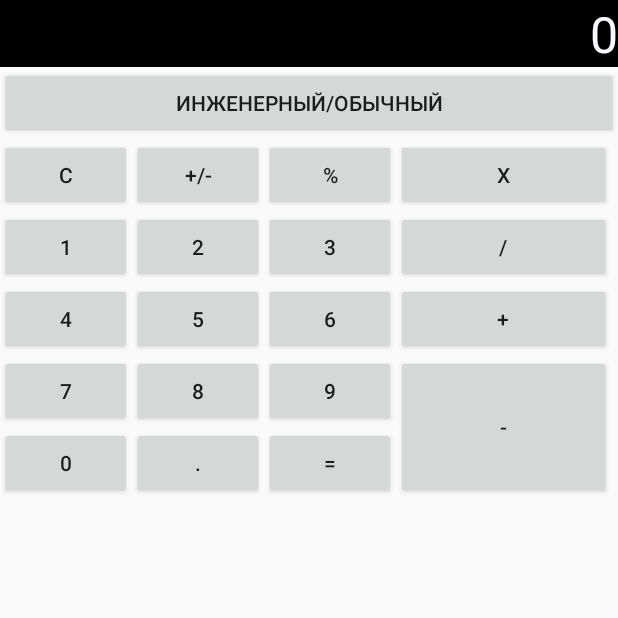
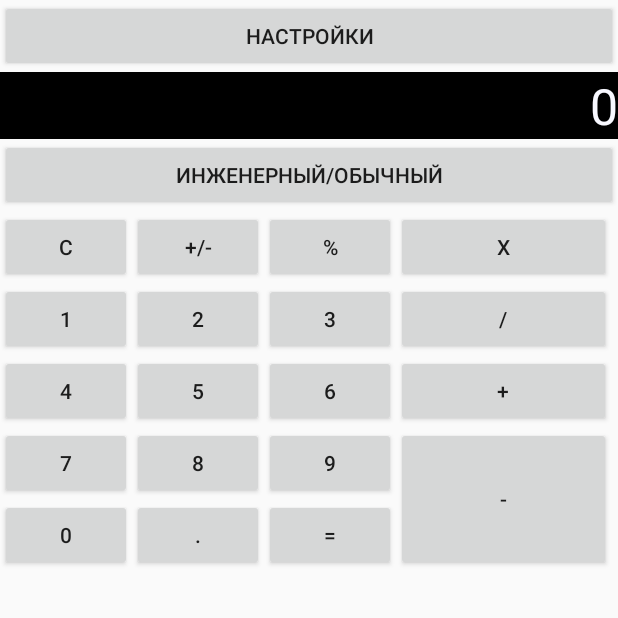
Before and after one commit to avshapovalov/3.2.2.Engineeringcalculator, an Android app: the screen it shows after launch (MainActivity), on a phone screen of 412 x 824 dp, the top half of it. Run offline under Robolectric (Android 15) with nearby library versions, the phone set to English and light mode, and no system bars.

Commit message:
Добавлена возможность установки фона

```diff
--- a/app/src/main/AndroidManifest.xml
+++ b/app/src/main/AndroidManifest.xml
@@ -16,6 +16,7 @@
                 <category android:name="android.intent.category.LAUNCHER" />
             </intent-filter>
         </activity>
+        <activity android:name=".OptionsActivity"/>
     </application>
 
 </manifest>
--- a/app/src/main/java/com/example/engineeringcalculator/MainActivity.java
+++ b/app/src/main/java/com/example/engineeringcalculator/MainActivity.java
@@ -1,6 +1,7 @@
 package com.example.engineeringcalculator;
 
 import android.app.Activity;
+import android.content.Intent;
 import android.content.res.Configuration;
 import android.os.Bundle;
 import android.view.View;
@@ -20,6 +21,7 @@ public class MainActivity extends Activity implements OnClickListener {
     FrameLayout simplCalk, engeneeringCalk;
     int operand1, operand2, flagAction;
     double result;
+    Button options;
 
 
     @Override
@@ -55,7 +57,9 @@ public class MainActivity extends Activity implements OnClickListener {
         tvResult = (TextView) findViewById(R.id.display);
         btPercent = (Button) findViewById(R.id.btn_percent);
         btChangeSign = (Button) findViewById(R.id.btn_change_sign);
+        options = (Button) findViewById(R.id.options);
 
+        options.setOnClickListener(this);
         btOne.setOnClickListener(this);
         btTwo.setOnClickListener(this);
         btThree.setOnClickListener(this);
@@ -87,6 +91,9 @@ public class MainActivity extends Activity implements OnClickListener {
     @Override
     public void onClick(View v) {
         switch(v.getId()){
+            case R.id.options:
+                Intent intent = new Intent(MainActivity.this, OptionsActivity.class);
+                startActivity(intent);
             case R.id.btn_1:
                 ClickNumber(1);
                 break;
--- a/app/src/main/res/layout-land/activity_main.xml
+++ b/app/src/main/res/layout-land/activity_main.xml
@@ -284,4 +284,18 @@
         </android.support.constraint.ConstraintLayout>
     </FrameLayout>
 
+    <ImageView
+        android:id="@+id/imageView"
+        android:layout_width="match_parent"
+        android:layout_height="match_parent"
+        android:layout_marginStart="8dp"
+        android:layout_marginTop="8dp"
+        android:layout_marginEnd="8dp"
+        android:layout_marginBottom="8dp"
+        android:src="@android:color/transparent"
+        app:layout_constraintBottom_toBottomOf="parent"
+        app:layout_constraintEnd_toEndOf="parent"
+        app:layout_constraintStart_toStartOf="parent"
+        app:layout_constraintTop_toTopOf="parent" />
+
 </android.support.constraint.ConstraintLayout>
--- a/app/src/main/res/layout/activity_main.xml
+++ b/app/src/main/res/layout/activity_main.xml
@@ -5,12 +5,23 @@
     android:layout_width="match_parent"
     android:layout_height="match_parent"
     tools:context=".MainActivity">
+
     <android.support.constraint.ConstraintLayout
         android:id="@+id/display_layout"
         android:layout_width="match_parent"
         android:layout_height="wrap_content"
         app:layout_constraintBottom_toTopOf="@id/btn_changecalk"
         app:layout_constraintTop_toTopOf="parent">
+
+        <Button
+            android:id="@+id/options"
+            android:layout_width="match_parent"
+            android:layout_height="wrap_content"
+            android:text="@string/options"
+            app:layout_constraintBottom_toTopOf="@id/display"
+            app:layout_constraintLeft_toLeftOf="parent"
+            app:layout_constraintRight_toRightOf="parent"
+            />
 
         <TextView
             android:id="@+id/display"
@@ -23,7 +34,7 @@
             android:textColor="@color/colorWhite"
             android:textSize="33dp"
             app:layout_constraintLeft_toLeftOf="parent"
-                app:layout_constraintTop_toTopOf="parent" />
+            app:layout_constraintTop_toBottomOf="@id/options" />
     </android.support.constraint.ConstraintLayout>
 
     <Button
@@ -221,6 +232,7 @@
                 android:text="@string/bracker1"
                 app:layout_constraintLeft_toLeftOf="parent"
                 app:layout_constraintTop_toTopOf="parent" />
+
             <Button
                 android:id="@+id/btn_bracket2"
                 android:layout_width="wrap_content"
@@ -228,6 +240,7 @@
                 android:text="@string/bracket2"
                 app:layout_constraintLeft_toRightOf="@id/btn_bracket1"
                 app:layout_constraintTop_toTopOf="parent" />
+
             <Button
                 android:id="@+id/btn_inv"
                 android:layout_width="wrap_content"
@@ -235,6 +248,7 @@
                 android:text="@string/inv"
                 app:layout_constraintLeft_toRightOf="@id/btn_bracket2"
                 app:layout_constraintTop_toTopOf="parent" />
+
             <Button
                 android:id="@+id/btn_in"
                 android:layout_width="wrap_content"
@@ -290,5 +304,6 @@
                 app:layout_constraintTop_toBottomOf="@id/btn" />
 
         </android.support.constraint.ConstraintLayout>
+
     </FrameLayout>
 </android.support.constraint.ConstraintLayout>
--- a/app/src/main/res/values/strings.xml
+++ b/app/src/main/res/values/strings.xml
@@ -30,4 +30,8 @@
     <string name="sin">Sin</string>
     <string name="x_2">x^2</string>
     <string name="calk_type">Инженерный/Обычный</string>
+    <string name="options">Настройки</string>
+    <string name="ok">Ок</string>
+    <string name="options2">Настройки</string>
+    <string name="link">/Память устройства/Pictures/default.png</string>
 </resources>
--- a/build.gradle
+++ b/build.gradle
@@ -7,7 +7,7 @@ buildscript {
 
     }
     dependencies {
-        classpath 'com.android.tools.build:gradle:3.3.2'
+        classpath 'com.android.tools.build:gradle:3.4.0'
 
         // NOTE: Do not place your application dependencies here; they belong
         // in the individual module build.gradle files
```
Also changed, not shown: gradle/wrapper/gradle-wrapper.properties. Lines whose indentation alone changed are shown as unchanged.
